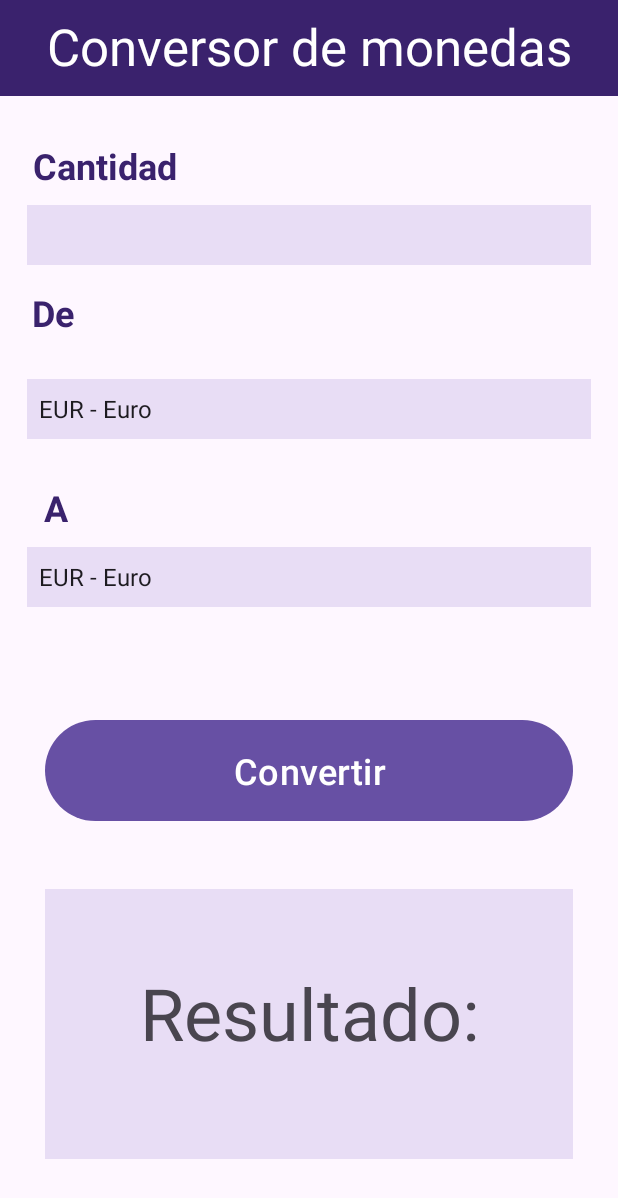
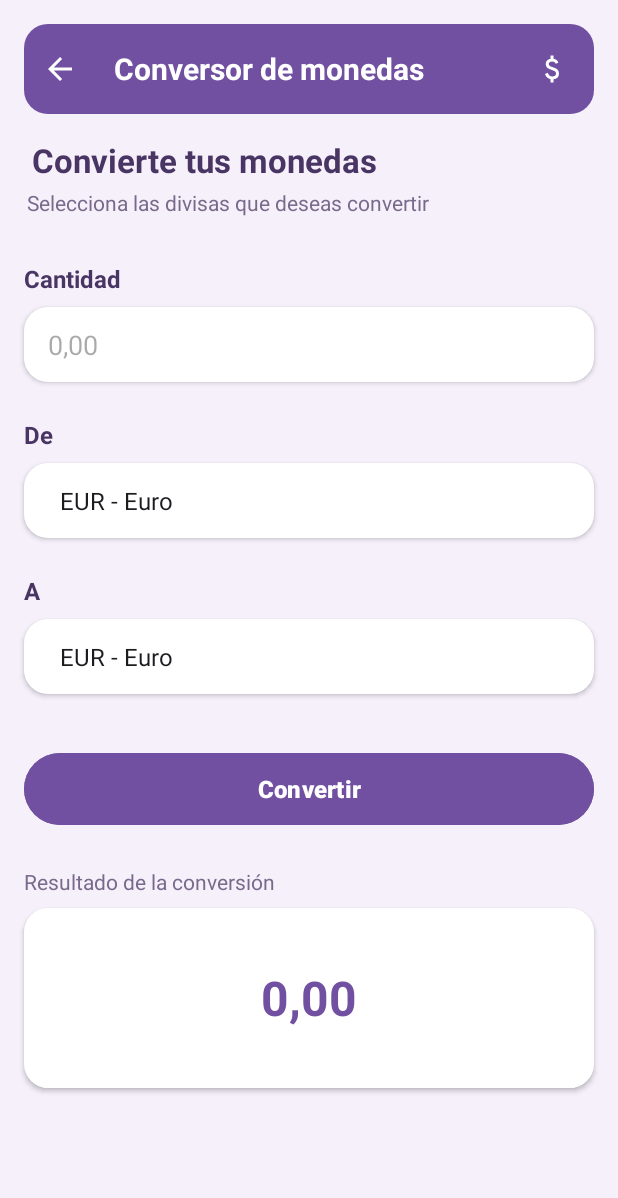
Before and after one commit to Aitor-Lopez-Gomez/AppMultimedia, an Android app: the ConversorActivity screen opened directly, with no data from a screen before it, on a phone screen of 412 x 824 dp. Shown: the top 1198 px of the screen. Run offline under Robolectric (Android 15) with nearby library versions, the phone set to English and light mode, and no system bars.

Commit message:
Rediseñar el conversor de monedas y unificar la estética de la aplicación

```diff
--- /dev/null
+++ b/app/src/main/res/drawable/outline_attach_money_24.xml
@@ -0,0 +1,20 @@
+<!--
+  ~ Copyright (C) 2026 The Android Open Source Project
+  ~
+  ~ Licensed under the Apache License, Version 2.0 (the "License");
+  ~ you may not use this file except in compliance with the License.
+  ~ You may obtain a copy of the License at
+  ~
+  ~      http://www.apache.org/licenses/LICENSE-2.0
+  ~
+  ~ Unless required by applicable law or agreed to in writing, software
+  ~ distributed under the License is distributed on an "AS IS" BASIS,
+  ~ WITHOUT WARRANTIES OR CONDITIONS OF ANY KIND, either express or implied.
+  ~ See the License for the specific language governing permissions and
+  ~ limitations under the License.
+  -->
+<vector xmlns:android="http://schemas.android.com/apk/res/android" android:height="24dp" android:tint="#FFFFFF" android:viewportHeight="960" android:viewportWidth="960" android:width="24dp">
+
+    <path android:fillColor="@android:color/white" android:pathData="M441,840L441,754Q388,742 349.5,708Q311,674 293,612L367,582Q382,630 411.5,655Q441,680 489,680Q530,680 558.5,661.5Q587,643 587,604Q587,569 565,548.5Q543,528 463,502Q377,475 345,437.5Q313,400 313,346Q313,281 355,245Q397,209 441,204L441,120L521,120L521,204Q571,212 603.5,240.5Q636,269 651,310L577,342Q565,310 543,294Q521,278 483,278Q439,278 416,297.5Q393,317 393,346Q393,379 423,398Q453,417 527,438Q596,458 631.5,501.5Q667,545 667,602Q667,673 625,710Q583,747 521,756L521,840L441,840Z"/>
+
+</vector>
--- a/app/src/main/res/layout/activity_conversor.xml
+++ b/app/src/main/res/layout/activity_conversor.xml
@@ -5,70 +5,163 @@
     android:id="@+id/main"
     android:layout_width="match_parent"
     android:layout_height="match_parent"
-    android:backgroundTint="#FCF6FD"
+    android:layout_marginStart="0dp"
+    android:layout_marginTop="0dp"
+    android:layout_marginEnd="0dp"
+    android:background="#F5F0FA"
+    android:backgroundTint="#F5F0FA"
     tools:context=".ConversorActivity">
 
     <TextView
         android:id="@+id/tituloConversor"
         android:layout_width="0dp"
-        android:layout_height="64dp"
-        android:background="#3A226D"
-        android:paddingTop="8dp"
+        android:layout_height="60dp"
+        android:layout_marginStart="16dp"
+        android:layout_marginTop="16dp"
+        android:layout_marginEnd="16dp"
+        android:background="@drawable/fondo_cabecera"
+        android:gravity="start|center_vertical"
+        android:paddingStart="60dp"
         android:text="Conversor de monedas"
-        android:textAlignment="center"
+        android:textAlignment="gravity"
         android:textColor="#FFFFFF"
         android:textColorLink="#FFFFFF"
-        android:textSize="34sp"
+        android:textSize="20sp"
+        android:textStyle="bold"
         app:layout_constraintEnd_toEndOf="parent"
+        app:layout_constraintHorizontal_bias="1.0"
         app:layout_constraintStart_toStartOf="parent"
         app:layout_constraintTop_toTopOf="parent" />
 
     <EditText
         android:id="@+id/cantidad"
         android:layout_width="0dp"
-        android:layout_height="40dp"
-        android:layout_marginStart="18dp"
-        android:layout_marginTop="10dp"
-        android:layout_marginEnd="18dp"
-        android:background="#E8DDF5"
+        android:layout_height="50dp"
+        android:layout_marginStart="16dp"
+        android:layout_marginTop="8dp"
+        android:layout_marginEnd="16dp"
+        android:background="@drawable/fondo_tarjeta"
+        android:elevation="2dp"
         android:ems="10"
+        android:hint="0,00"
         android:inputType="text"
-        android:textColor="#000000"
+        android:paddingStart="16dp"
+        android:paddingEnd="16dp"
+        android:textColor="#493563"
         app:layout_constraintEnd_toEndOf="parent"
-        app:layout_constraintHorizontal_bias="1.0"
+        app:layout_constraintHorizontal_bias="0.0"
         app:layout_constraintStart_toStartOf="parent"
         app:layout_constraintTop_toBottomOf="@+id/textView2" />
+
+    <Button
+        android:id="@+id/btnConvertir"
+        android:layout_width="0dp"
+        android:layout_height="56dp"
+        android:layout_marginStart="16dp"
+        android:layout_marginTop="35dp"
+        android:layout_marginEnd="16dp"
+        android:backgroundTint="#7150A1"
+        android:text="Convertir"
+        android:textAllCaps="false"
+        android:textColor="#FFFFFF"
+        android:textSize="16sp"
+        android:textStyle="bold"
+        app:cornerRadius="28dp"
+        app:layout_constraintEnd_toEndOf="parent"
+        app:layout_constraintHorizontal_bias="0.0"
+        app:layout_constraintStart_toStartOf="parent"
+        app:layout_constraintTop_toBottomOf="@+id/monedaDestino" />
+
+    <Spinner
+        android:id="@+id/monedaDestino"
+        android:layout_width="0dp"
+        android:layout_height="50dp"
+        android:layout_marginStart="16dp"
+        android:layout_marginTop="8dp"
+        android:layout_marginEnd="16dp"
+        android:background="@drawable/fondo_tarjeta"
+        android:elevation="2dp"
+        android:entries="@array/monedas"
+        android:paddingStart="16dp"
+        android:paddingEnd="16dp"
+        app:layout_constraintEnd_toEndOf="parent"
+        app:layout_constraintHorizontal_bias="0.0"
+        app:layout_constraintStart_toStartOf="parent"
+        app:layout_constraintTop_toBottomOf="@+id/textView6" />
+
+    <TextView
+        android:id="@+id/textView7"
+        android:layout_width="wrap_content"
+        android:layout_height="wrap_content"
+        android:layout_marginStart="16dp"
+        android:layout_marginTop="24dp"
+        android:text="Resultado de la conversión"
+        android:textColor="#796A8C"
+        android:textSize="14sp"
+        app:layout_constraintStart_toStartOf="parent"
+        app:layout_constraintTop_toBottomOf="@+id/btnConvertir" />
+
+    <Spinner
+        android:id="@+id/monedaOrigen"
+        android:layout_width="0dp"
+        android:layout_height="50dp"
+        android:layout_marginStart="16dp"
+        android:layout_marginTop="8dp"
+        android:layout_marginEnd="16dp"
+        android:background="@drawable/fondo_tarjeta"
+        android:elevation="2dp"
+        android:entries="@array/monedas"
+        android:paddingStart="16dp"
+        android:paddingEnd="16dp"
+        android:spinnerMode="dropdown"
+        app:layout_constraintEnd_toEndOf="parent"
+        app:layout_constraintHorizontal_bias="0.0"
+        app:layout_constraintStart_toStartOf="parent"
+        app:layout_constraintTop_toBottomOf="@+id/textView5" />
+
+    <TextView
+        android:id="@+id/resultado"
+        android:layout_width="0dp"
+        android:layout_height="120dp"
+        android:layout_marginStart="16dp"
+        android:layout_marginTop="8dp"
+        android:layout_marginEnd="16dp"
+        android:background="@drawable/fondo_tarjeta"
+        android:elevation="2dp"
+        android:gravity="center"
+        android:text="0,00"
+        android:textAlignment="center"
+        android:textColor="#7150A1"
+        android:textSize="32sp"
+        android:textStyle="bold"
+        app:layout_constraintEnd_toEndOf="parent"
+        app:layout_constraintHorizontal_bias="0.0"
+        app:layout_constraintStart_toStartOf="parent"
+        app:layout_constraintTop_toBottomOf="@+id/textView7" />
 
     <TextView
         android:id="@+id/textView2"
         android:layout_width="wrap_content"
         android:layout_height="wrap_content"
-        android:layout_marginStart="18dp"
+        android:layout_marginStart="16dp"
         android:layout_marginTop="30dp"
-        android:layout_marginEnd="290dp"
         android:text="Cantidad"
-        android:textColor="#3A226D"
-        android:textSize="24sp"
+        android:textColor="#493563"
+        android:textSize="16sp"
         android:textStyle="bold"
-        app:layout_constraintBottom_toTopOf="@+id/cantidad"
-        app:layout_constraintEnd_toEndOf="parent"
         app:layout_constraintStart_toStartOf="parent"
-        app:layout_constraintTop_toBottomOf="@+id/tituloConversor" />
+        app:layout_constraintTop_toBottomOf="@+id/txtSubtituloConversor" />
 
     <TextView
         android:id="@+id/textView5"
         android:layout_width="wrap_content"
         android:layout_height="wrap_content"
-        android:layout_marginStart="18dp"
-        android:layout_marginTop="15dp"
-        android:layout_marginEnd="360dp"
-        android:layout_marginBottom="18dp"
+        android:layout_marginStart="16dp"
+        android:layout_marginTop="24dp"
         android:text="De"
-        android:textColor="#3A226D"
-        android:textSize="24sp"
+        android:textColor="#493563"
+        android:textSize="16sp"
         android:textStyle="bold"
-        app:layout_constraintBottom_toTopOf="@+id/monedaOrigen"
-        app:layout_constraintEnd_toEndOf="parent"
         app:layout_constraintStart_toStartOf="parent"
         app:layout_constraintTop_toBottomOf="@+id/cantidad" />
 
@@ -76,81 +169,60 @@
         android:id="@+id/textView6"
         android:layout_width="wrap_content"
         android:layout_height="wrap_content"
-        android:layout_marginStart="22dp"
-        android:layout_marginTop="15dp"
-        android:layout_marginEnd="360dp"
-        android:layout_marginBottom="11dp"
+        android:layout_marginStart="16dp"
+        android:layout_marginTop="24dp"
         android:text="A"
-        android:textColor="#3A226D"
-        android:textSize="24sp"
+        android:textColor="#493563"
+        android:textSize="16sp"
         android:textStyle="bold"
-        app:layout_constraintBottom_toTopOf="@+id/monedaDestino"
-        app:layout_constraintEnd_toEndOf="parent"
         app:layout_constraintStart_toStartOf="parent"
         app:layout_constraintTop_toBottomOf="@+id/monedaOrigen" />
 
-    <Spinner
-        android:id="@+id/monedaOrigen"
-        android:layout_width="0dp"
-        android:layout_height="40dp"
-        android:layout_marginStart="18dp"
-        android:layout_marginTop="10dp"
-        android:layout_marginEnd="18dp"
-        android:layout_marginBottom="14dp"
-        android:background="#E8DDF5"
-        android:entries="@array/monedas"
-        android:spinnerMode="dropdown"
-        app:layout_constraintBottom_toTopOf="@+id/textView6"
-        app:layout_constraintEnd_toEndOf="parent"
-        app:layout_constraintStart_toStartOf="parent"
-        app:layout_constraintTop_toBottomOf="@+id/textView5" />
+    <ImageButton
+        android:id="@+id/btnVolver"
+        android:layout_width="48dp"
+        android:layout_height="48dp"
+        android:background="@android:color/transparent"
+        android:padding="12dp"
+        app:layout_constraintBottom_toBottomOf="@+id/tituloConversor"
+        app:layout_constraintStart_toStartOf="@+id/tituloConversor"
+        app:layout_constraintTop_toTopOf="@+id/tituloConversor"
+        app:srcCompat="@drawable/ic_flecha_volver" />
 
-    <Spinner
-        android:id="@+id/monedaDestino"
-        android:layout_width="0dp"
-        android:layout_height="40dp"
-        android:layout_marginStart="18dp"
-        android:layout_marginTop="10dp"
-        android:layout_marginEnd="18dp"
-        android:background="#E8DDF5"
-        android:entries="@array/monedas"
-        app:layout_constraintEnd_toEndOf="parent"
-        app:layout_constraintStart_toStartOf="parent"
-        app:layout_constraintTop_toBottomOf="@+id/textView6" />
-
-    <Button
-        android:id="@+id/btnConvertir"
-        android:layout_width="0dp"
-        android:layout_height="75dp"
-        android:layout_marginStart="30dp"
-        android:layout_marginTop="50dp"
-        android:layout_marginEnd="30dp"
-        android:layout_marginBottom="20dp"
-        android:text="Convertir"
-        android:textSize="24sp"
-        app:layout_constraintBottom_toTopOf="@+id/resultado"
-        app:layout_constraintEnd_toEndOf="parent"
-        app:layout_constraintHorizontal_bias="0.058"
-        app:layout_constraintStart_toStartOf="parent"
-        app:layout_constraintTop_toBottomOf="@+id/monedaDestino" />
+    <ImageView
+        android:id="@+id/imageView"
+        android:layout_width="24dp"
+        android:layout_height="24dp"
+        android:layout_marginEnd="16dp"
+        android:backgroundTint="#ffffff"
+        app:layout_constraintBottom_toBottomOf="@+id/tituloConversor"
+        app:layout_constraintEnd_toEndOf="@+id/tituloConversor"
+        app:layout_constraintTop_toTopOf="@+id/tituloConversor"
+        app:srcCompat="@drawable/outline_attach_money_24" />
 
     <TextView
-        android:id="@+id/resultado"
-        android:layout_width="0dp"
-        android:layout_height="180dp"
-        android:layout_marginStart="30dp"
-        android:layout_marginEnd="30dp"
-        android:layout_marginBottom="30dp"
-        android:background="#E8DDF5"
-        android:paddingTop="50dp"
-        android:text="Resultado:"
-        android:textAlignment="center"
-        android:textSize="48sp"
-        app:layout_constraintBottom_toBottomOf="parent"
-        app:layout_constraintEnd_toEndOf="parent"
-        app:layout_constraintHorizontal_bias="1.0"
+        android:id="@+id/txtTituloConversor"
+        android:layout_width="wrap_content"
+        android:layout_height="wrap_content"
+        android:layout_marginStart="16dp"
+        android:layout_marginTop="16dp"
+        android:text="	Convierte tus monedas"
+        android:textColor="#493563"
+        android:textSize="22sp"
+        android:textStyle="bold"
         app:layout_constraintStart_toStartOf="parent"
-        app:layout_constraintTop_toBottomOf="@+id/btnConvertir"
-        app:layout_constraintVertical_bias="1.0" />
+        app:layout_constraintTop_toBottomOf="@+id/tituloConversor" />
+
+    <TextView
+        android:id="@+id/txtSubtituloConversor"
+        android:layout_width="wrap_content"
+        android:layout_height="wrap_content"
+        android:layout_marginStart="18dp"
+        android:layout_marginTop="4dp"
+        android:text="Selecciona las divisas que deseas convertir"
+        android:textColor="#796A8C"
+        android:textSize="14sp"
+        app:layout_constraintStart_toStartOf="parent"
+        app:layout_constraintTop_toBottomOf="@+id/txtTituloConversor" />
 
 </androidx.constraintlayout.widget.ConstraintLayout>
--- a/app/src/main/res/layout/activity_main.xml
+++ b/app/src/main/res/layout/activity_main.xml
@@ -5,25 +5,31 @@
     android:id="@+id/main"
     android:layout_width="match_parent"
     android:layout_height="match_parent"
-    android:background="#673AB7"
+    android:background="#F5F0FA"
+    android:textAlignment="gravity"
     tools:context=".MainActivity"
     tools:layout_editor_absoluteX="0dp"
     tools:layout_editor_absoluteY="12dp">
 
     <TextView
         android:id="@+id/textView3"
-        android:layout_width="wrap_content"
-        android:layout_height="wrap_content"
-        android:backgroundTint="#000000"
-        android:text="Resultado"
-        android:textColor="#FFFFFF"
+        android:layout_width="0dp"
+        android:layout_height="200dp"
+        android:layout_marginStart="12dp"
+        android:layout_marginTop="12dp"
+        android:layout_marginEnd="12dp"
+        android:background="@drawable/fondo_tarjeta"
+        android:backgroundTint="#E1DBE7"
+        android:paddingEnd="12dp"
+        android:text="0"
+        android:textAlignment="textEnd"
+        android:textColor="#000000"
         android:textSize="60sp"
-        app:layout_constraintBottom_toBottomOf="parent"
+        android:textStyle="bold"
         app:layout_constraintEnd_toEndOf="parent"
-        app:layout_constraintHorizontal_bias="0.887"
+        app:layout_constraintHorizontal_bias="0.0"
         app:layout_constraintStart_toStartOf="parent"
-        app:layout_constraintTop_toTopOf="parent"
-        app:layout_constraintVertical_bias="0.164" />
+        app:layout_constraintTop_toTopOf="parent" />
 
     <Button
         android:id="@+id/but6"
--- a/app/src/main/res/layout/activity_menu.xml
+++ b/app/src/main/res/layout/activity_menu.xml
@@ -5,7 +5,7 @@
     android:id="@+id/main"
     android:layout_width="match_parent"
     android:layout_height="match_parent"
-    android:background="#FCF6FD"
+    android:background="#F5F0FA"
     tools:context=".MenuActivity">
 
     <TextView
--- a/app/src/main/res/layout/activity_minijuego.xml
+++ b/app/src/main/res/layout/activity_minijuego.xml
@@ -5,7 +5,7 @@
     android:id="@+id/main"
     android:layout_width="match_parent"
     android:layout_height="match_parent"
-    android:background="#FFFFFF"
+    android:background="#F5F0FA"
     tools:context=".MinijuegoActivity">
 
     <TextView
```
